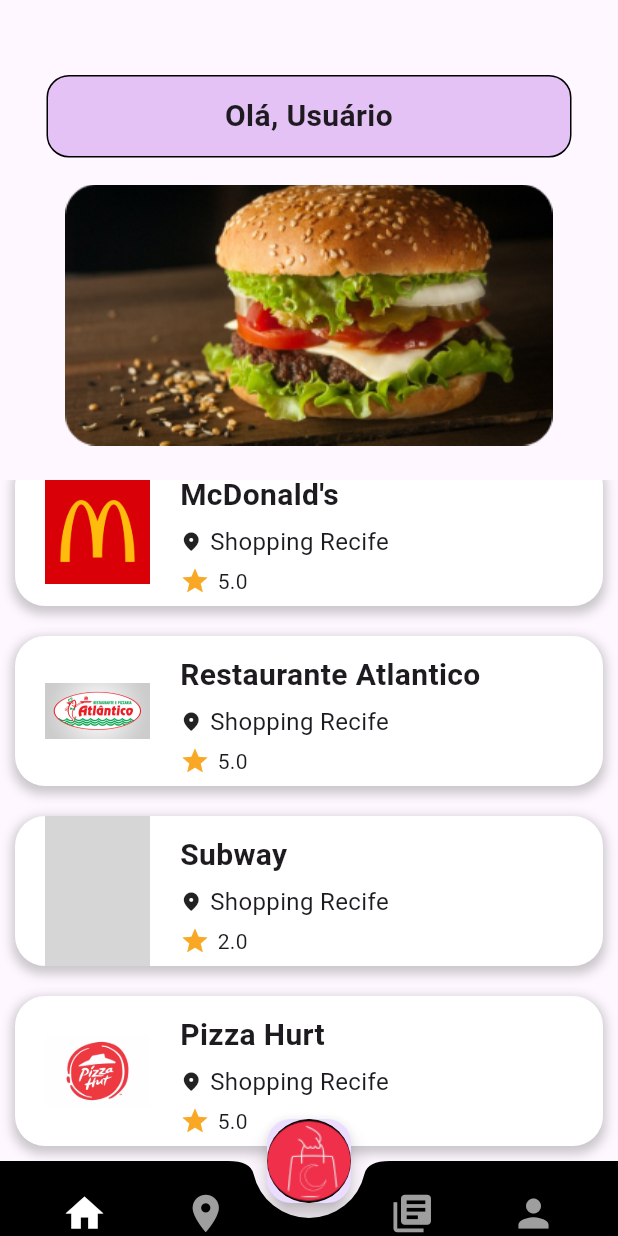
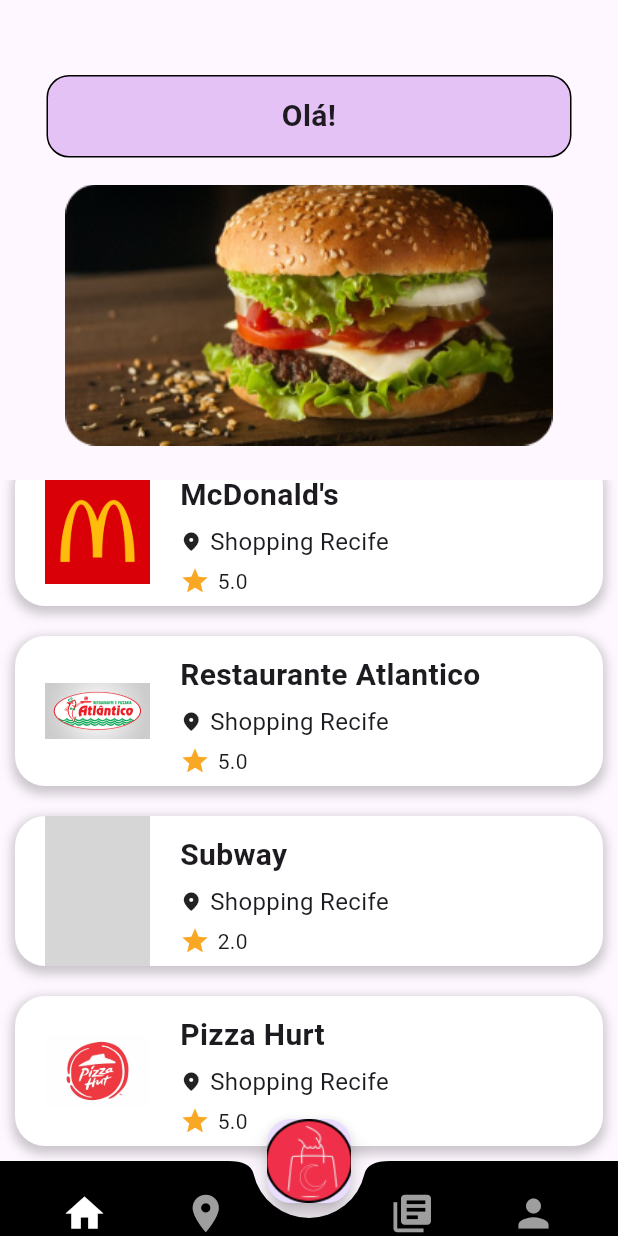
Before and after one commit to Joaosamaia/Project-Nyx, a Flutter app: the Home screen opened by its route, scrolled down 146 dp, on a phone screen of 412 x 824 dp. Run offline on Flutter 3.47's test engine with Material 2 defaults, Android fonts, the phone set to English and light mode, and no system bars; our stand-ins replace cloud_firestore, firebase_auth, firebase_core, geolocator, google_maps_flutter; missing offline and left inert: whatsapp_unilink; accounts and stored records are empty; grey boxes are pictures that could not be loaded.

Commit message:
Update home_page.dart
Signed-off-by: João Lucas S. A. Maia <130009108+Joaosamaia@users.noreply.github.com>

```diff
--- a/lib/Screens/home_page.dart
+++ b/lib/Screens/home_page.dart
@@ -1,6 +1,8 @@
 import 'package:flutter/material.dart';
+import 'package:projeto_nyx/Models/button.dart';
 import '../Models/food.dart';
 import '../components/food_tile.dart';
+import '../Models/button.dart';
 
 class Home extends StatelessWidget {
   final List<Food> foodMenu = [
@@ -60,7 +62,7 @@
                 ),
               ),
               child: const Text(
-                'Olá, Usuário',
+                'Olá!',
                 style: TextStyle(
                   fontSize: 20.0,
                   fontWeight: FontWeight.bold,
@@ -68,8 +70,6 @@
                 textAlign: TextAlign.right,
               ),
             ),
-
-//Ligar essa saudação ao fire base para apresentar o nome da usuaria e sua localização se der tempo, se não alterar para outra forma de saudação
 
             const SizedBox(height: 5),
 
@@ -97,9 +97,15 @@
       ),
       extendBody: true,
       floatingActionButtonLocation: FloatingActionButtonLocation.centerDocked,
-      floatingActionButton: FloatingActionButton(
-        onPressed: () {},
-        child: ClipOval(
+      floatingActionButton: GestureDetector(
+        onDoubleTap: () {
+          Navigator.pushNamed(context, '/new');
+        },
+        onLongPress: () {
+          sendWhatsapp();
+        },
+        child: FloatingActionButton(
+          onPressed: () {},
           child: Image.asset(
             "assets/images/logoR.png",
             width: 1500.0,
```
